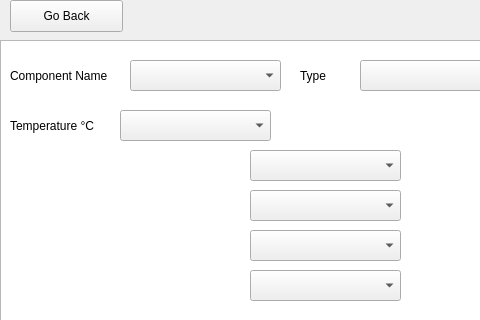
Before: the Qt Designer form gui/calculation_engine.ui in karthikdivakaran/reli_engine, drawn with Qt 5; both pictures show x 0 to 480 and y 0 to 320 of the 811 by 600 pixel window.
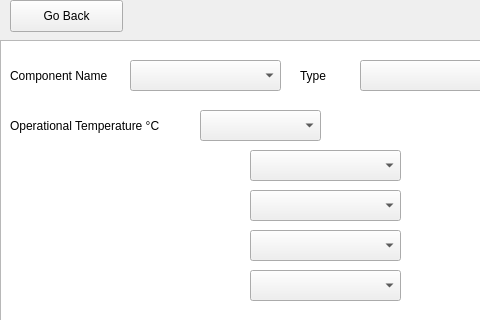
After: the same form once the commit is applied.

Commit message: updated styles and calculation engine

The edit to the form file:
```diff
--- a/gui/calculation_engine.ui
+++ b/gui/calculation_engine.ui
@@ -113,20 +113,20 @@
     <rect>
      <x>10</x>
      <y>110</y>
-     <width>111</width>
+     <width>191</width>
      <height>31</height>
     </rect>
    </property>
    <property name="text">
-    <string>Temperature °C</string>
+    <string>Operational Temperature °C</string>
    </property>
   </widget>
   <widget class="QComboBox" name="tempComboBox">
    <property name="geometry">
     <rect>
-     <x>120</x>
+     <x>200</x>
      <y>110</y>
-     <width>151</width>
+     <width>121</width>
      <height>31</height>
     </rect>
    </property>
```
The commit also changes 33 other files.
